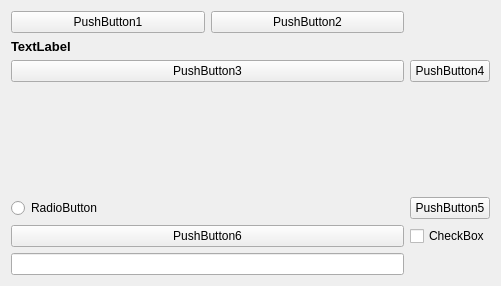
AlienationX/desktop-app-transfer, file transfer/ui/transfer.ui: the form before one commit.
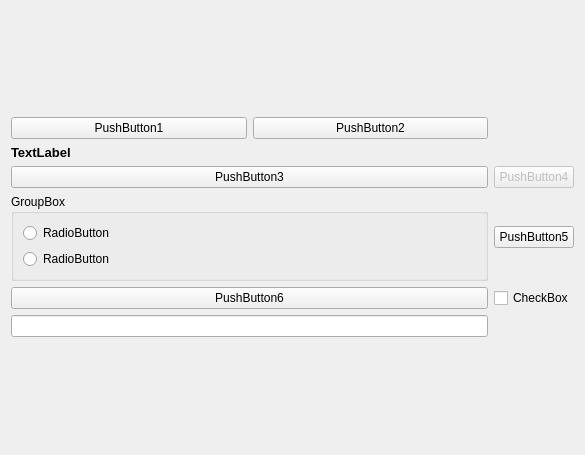
The form after the commit.

Diff of the .ui file:
```diff
--- a/transfer/ui/transfer.ui
+++ b/transfer/ui/transfer.ui
@@ -6,16 +6,30 @@
    <rect>
     <x>0</x>
     <y>0</y>
-    <width>501</width>
-    <height>286</height>
+    <width>585</width>
+    <height>455</height>
    </rect>
   </property>
   <property name="windowTitle">
    <string>Form</string>
   </property>
-  <layout class="QHBoxLayout" name="horizontalLayout">
-   <item>
+  <layout class="QGridLayout" name="gridLayout_2">
+   <item row="0" column="0">
     <layout class="QGridLayout" name="gridLayout">
+     <item row="3" column="1">
+      <widget class="QPushButton" name="pushButton_5">
+       <property name="text">
+        <string>PushButton5</string>
+       </property>
+      </widget>
+     </item>
+     <item row="4" column="1">
+      <widget class="QCheckBox" name="checkBox">
+       <property name="text">
+        <string>CheckBox</string>
+       </property>
+      </widget>
+     </item>
      <item row="2" column="0">
       <widget class="QPushButton" name="pushButton_3">
        <property name="text">
@@ -23,6 +37,16 @@
        </property>
       </widget>
      </item>
+     <item row="2" column="1">
+      <widget class="QPushButton" name="pushButton_4">
+       <property name="enabled">
+        <bool>false</bool>
+       </property>
+       <property name="text">
+        <string>PushButton4</string>
+       </property>
+      </widget>
+     </item>
      <item row="0" column="0">
       <layout class="QHBoxLayout" name="horizontalLayout_2">
        <item>
@@ -41,27 +65,13 @@
        </item>
       </layout>
      </item>
-     <item row="5" column="0">
+     <item row="4" column="0">
       <widget class="QPushButton" name="pushButton_6">
        <property name="text">
         <string>PushButton6</string>
        </property>
       </widget>
      </item>
-     <item row="4" column="0">
-      <widget class="QRadioButton" name="radioButton">
-       <property name="text">
-        <string>RadioButton</string>
-       </property>
-      </widget>
-     </item>
-     <item row="4" column="1">
-      <widget class="QPushButton" name="pushButton_5">
-       <property name="text">
-        <string>PushButton5</string>
-       </property>
-      </widget>
-     </item>
      <item row="1" column="0">
       <widget class="QLabel" name="label">
        <property name="maximumSize">
@@ -84,34 +94,34 @@
        </property>
       </widget>
      </item>
-     <item row="2" column="1">
-      <widget class="QPushButton" name="pushButton_4">
-       <property name="text">
-        <string>PushButton4</string>
-       </property>
-      </widget>
-     </item>
-     <item row="6" column="0">
+     <item row="5" column="0">
       <widget class="QLineEdit" name="lineEdit"/>
      </item>
      <item row="3" column="0">
-      <spacer name="verticalSpacer">
-       <property name="orientation">
-        <enum>Qt::Vertical</enum>
+      <widget class="QGroupBox" name="groupBox">
+       <property name="title">
+        <string>GroupBox</string>
        </property>
-       <property name="sizeHint" stdset="0">
-        <size>
-         <width>20</width>
-         <height>40</height>
-        </size>
-       </property>
-      </spacer>
-     </item>
-     <item row="5" column="1">
-      <widget class="QCheckBox" name="checkBox">
-       <property name="text">
-        <string>CheckBox</string>
-       </property>
+       <layout class="QVBoxLayout" name="verticalLayout_2">
+        <item>
+         <layout class="QVBoxLayout" name="verticalLayout">
+          <item>
+           <widget class="QRadioButton" name="radioButton">
+            <property name="text">
+             <string>RadioButton</string>
+            </property>
+           </widget>
+          </item>
+          <item>
+           <widget class="QRadioButton" name="radioButton_2">
+            <property name="text">
+             <string>RadioButton</string>
+            </property>
+           </widget>
+          </item>
+         </layout>
+        </item>
+       </layout>
       </widget>
      </item>
     </layout>
```
